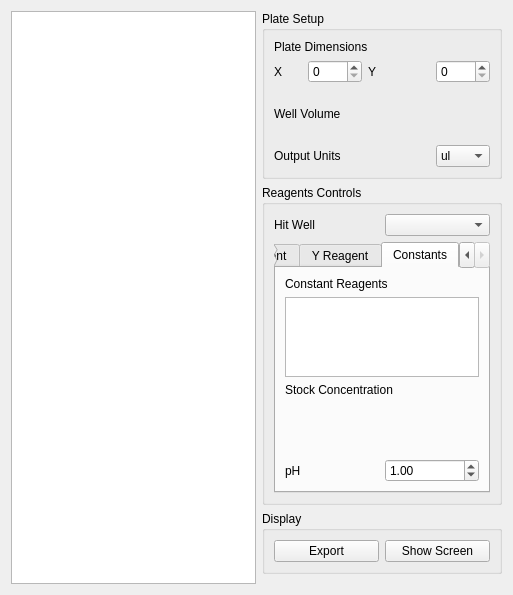
This is pyqt_designer/optimizeWidget.ui in Hauptman-Woodward/Marco_Polo as Qt 5 draws it before an edit. The edited form follows.
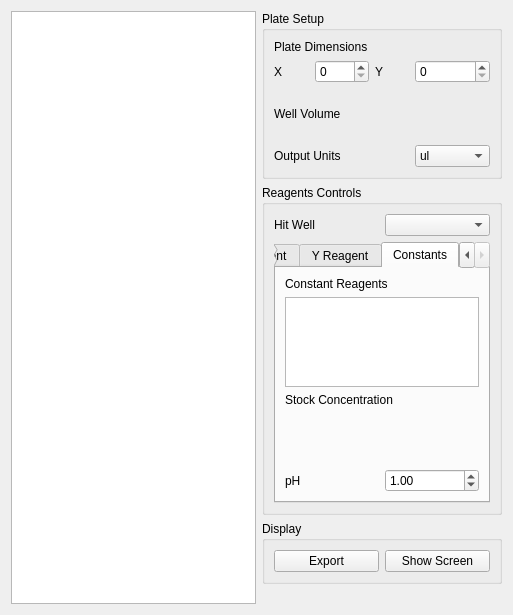
This is the edited form. Custom widgets are drawn as their Qt base class.

Patch:
```diff
--- a/pyqt_designer/optimizeWidget.ui
+++ b/pyqt_designer/optimizeWidget.ui
@@ -7,7 +7,7 @@
     <x>0</x>
     <y>0</y>
     <width>513</width>
-    <height>595</height>
+    <height>615</height>
    </rect>
   </property>
   <property name="windowTitle">
@@ -73,16 +73,6 @@
         </property>
        </widget>
       </item>
-      <item row="1" column="4">
-       <widget class="QSpinBox" name="spinBox_3">
-        <property name="toolTip">
-         <string>Change the y (number of columns) dimension of your screening plate.</string>
-        </property>
-        <property name="maximum">
-         <number>1536</number>
-        </property>
-       </widget>
-      </item>
       <item row="2" column="0" colspan="2">
        <widget class="QLabel" name="label_34">
         <property name="text">
@@ -107,7 +97,17 @@
         </property>
        </widget>
       </item>
-      <item row="3" column="4">
+      <item row="1" column="3" colspan="2">
+       <widget class="QSpinBox" name="spinBox_3">
+        <property name="toolTip">
+         <string>Change the y (number of columns) dimension of your screening plate.</string>
+        </property>
+        <property name="maximum">
+         <number>1536</number>
+        </property>
+       </widget>
+      </item>
+      <item row="3" column="3" colspan="2">
        <widget class="QComboBox" name="comboBox_16">
         <property name="toolTip">
          <string>Set the stock solution unit in the final output.</string>
```
